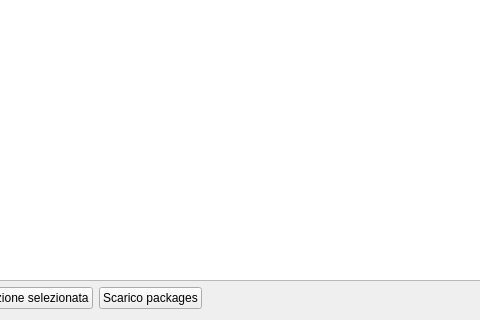
Before: the Qt Designer form hmagazzino.ui in fblabs/HamletMODSF, drawn with Qt 5; both pictures show x 210 to 690 and y 336 to 656 of the 1138 by 656 pixel window.
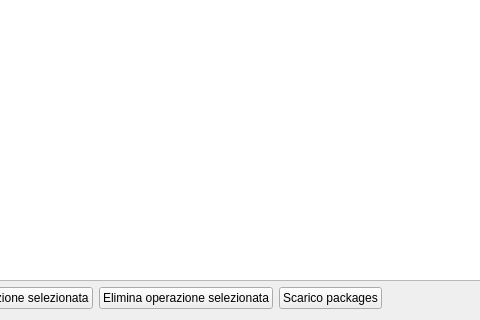
After: the same form once the commit is applied. Icons and pictures are not drawn.

What changed in the file:
```diff
--- a/hmagazzino.ui
+++ b/hmagazzino.ui
@@ -177,6 +177,17 @@
        </property>
       </widget>
      </item>
+     <item>
+      <widget class="QPushButton" name="pbDelete">
+       <property name="text">
+        <string>Elimina operazione selezionata</string>
+       </property>
+       <property name="icon">
+        <iconset resource="icons.qrc">
+         <normaloff>:/Resources/note_remove.png</normaloff>:/Resources/note_remove.png</iconset>
+       </property>
+      </widget>
+     </item>
      <item>
       <widget class="QPushButton" name="pushButton_4">
        <property name="text">
```
